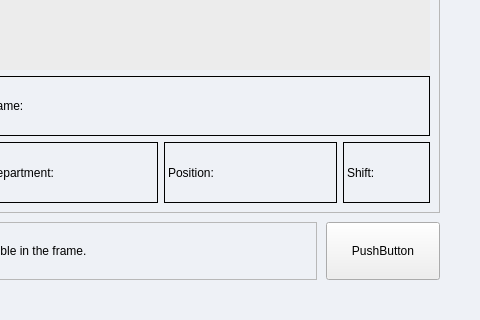
maeven-tapa/cpet8_group8_workspace, file EALS UI/v0.3/home.ui: the form before one commit; both pictures show x 544 to 1024 and y 442 to 762 of the 1024 by 762 pixel window.
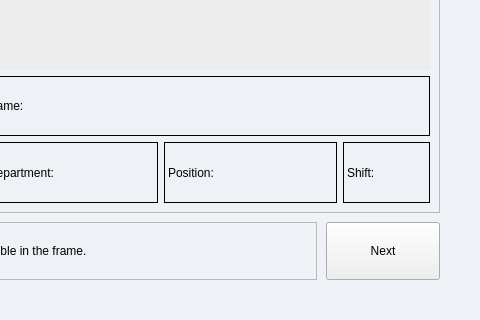
The form after the commit. The open tabs and pages were chosen to show the change. Icons and pictures are not drawn.

What changed in the file:
```diff
--- a/EALS UI/v0.3/home.ui
+++ b/EALS UI/v0.3/home.ui
@@ -815,7 +815,7 @@
            </sizepolicy>
           </property>
           <property name="text">
-           <string>PushButton</string>
+           <string>Next</string>
           </property>
          </widget>
         </item>
```
Left out of the diff: 8 changed lines with no effect on the pictures.
